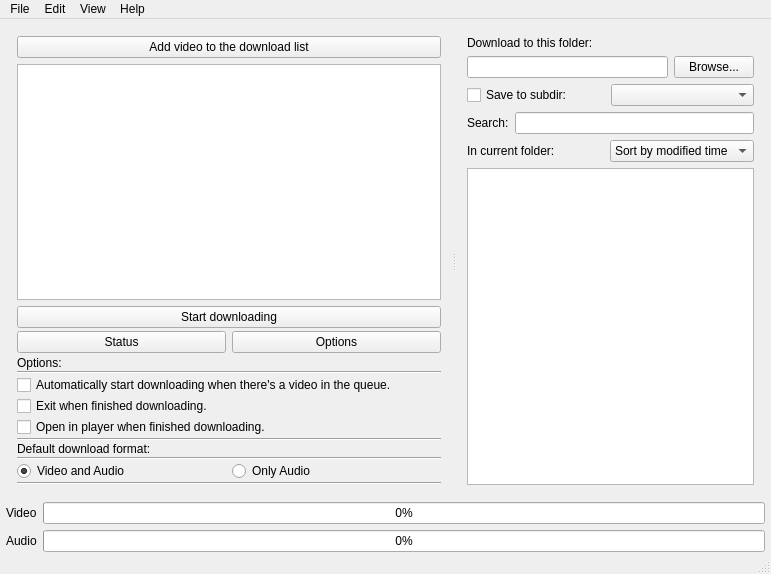
Qt form mainwindow.ui (doublejim/QYoutubeDownloader) before a commit.
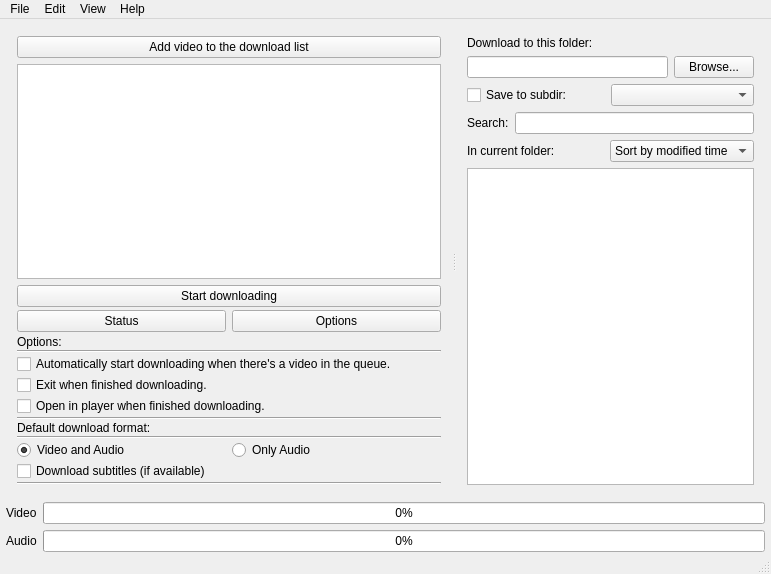
The same form after that commit.

Commit message: Now you can choose to download subtitles.

Patch:
```diff
--- a/mainwindow.ui
+++ b/mainwindow.ui
@@ -230,6 +230,13 @@
                 </item>
                </layout>
               </item>
+              <item>
+               <widget class="QCheckBox" name="checkDownloadSubs">
+                <property name="text">
+                 <string>Download subtitles (if available)</string>
+                </property>
+               </widget>
+              </item>
               <item>
                <widget class="Line" name="line_5">
                 <property name="orientation">
```
Left out of the diff: 2 changed lines with no effect on the pictures. The commit also changes 6 other files.
